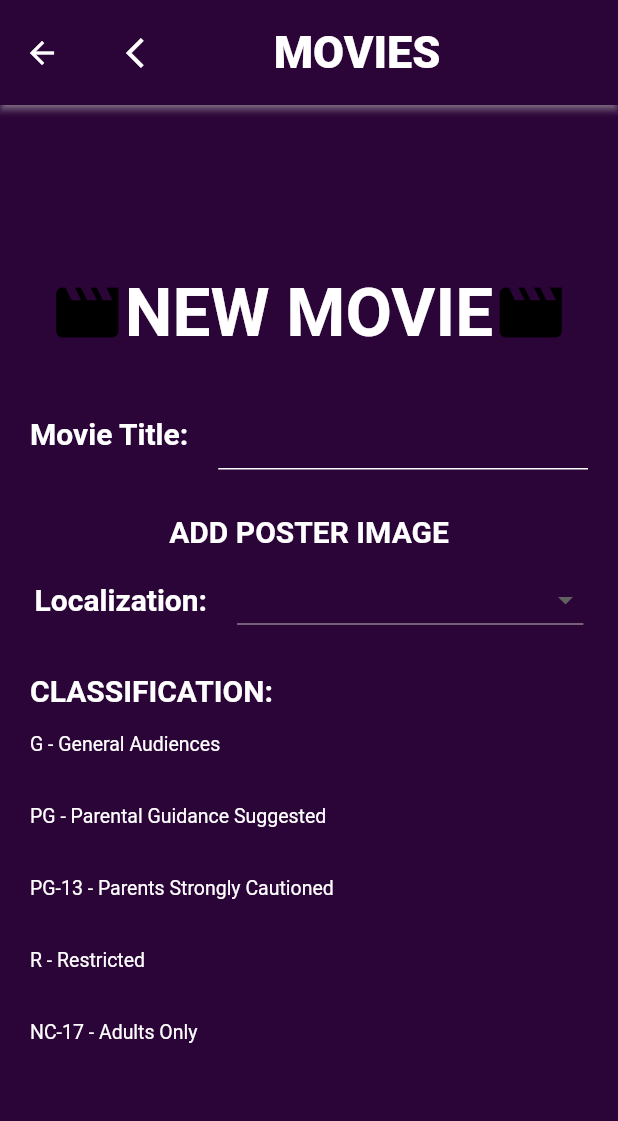
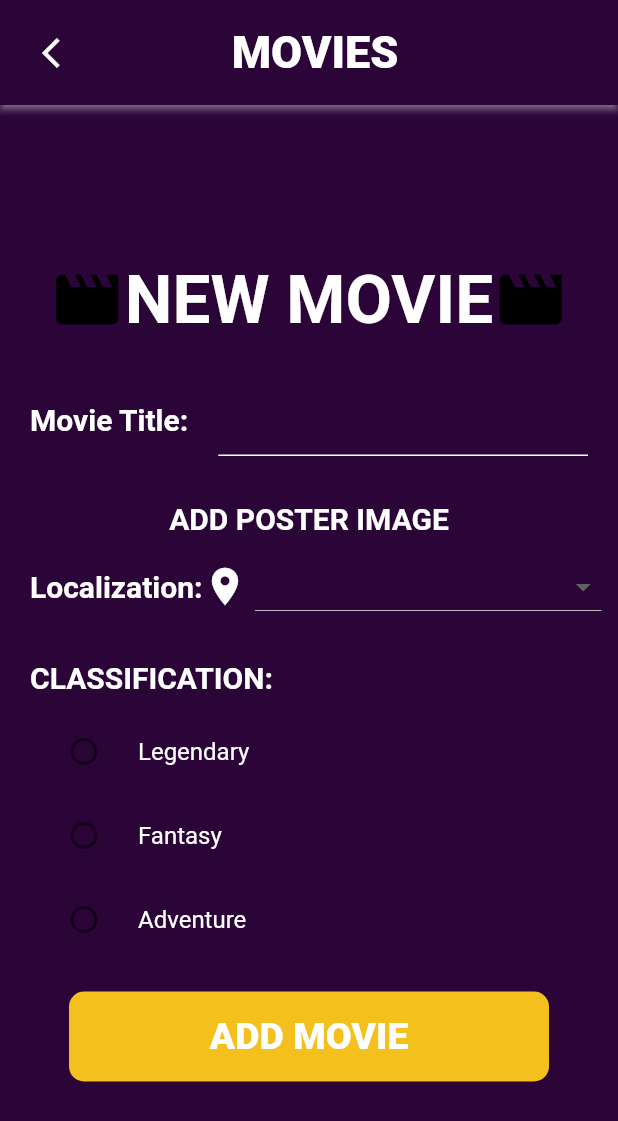
Before and after one commit to Alefig12/mbs, a Flutter app: the AddMovie screen opened directly, on a phone screen of 412 x 824 dp. Shown: the top 1121 px of the screen. Run offline on Flutter 3.47's test engine with Material 2 defaults, Android fonts, the phone set to English and light mode, and no system bars; our stand-ins replace get, google_fonts, google_nav_bar, image_picker.

Commit message:
Bullets working

```diff
--- a/lib/ui/app.dart
+++ b/lib/ui/app.dart
@@ -19,7 +19,7 @@
     return GetMaterialApp(
       title: 'MBS',
       theme: ThemeData(scaffoldBackgroundColor: Color.fromARGB(255, 43, 4, 56)),
-      home: NavPage(), // change back to login page
+      home: AddMovie(), // change back to login page
     );
   }
 }
--- a/lib/ui/pages/addmovie_page.dart
+++ b/lib/ui/pages/addmovie_page.dart
@@ -1,4 +1,7 @@
+import 'dart:io';
 import 'package:flutter/material.dart';
+import 'package:get/get.dart';
+import 'package:image_picker/image_picker.dart';
 
 class AddMovie extends StatefulWidget {
   const AddMovie({Key? key}) : super(key: key);
@@ -9,6 +12,9 @@
 
 class _AddMovieState extends State<AddMovie> {
   String? _selectedItem;
+  String? _selectedOption = '';
+
+  File? _image;
   @override
   Widget build(BuildContext context) {
     return Scaffold(
@@ -20,7 +26,9 @@
           children: [
             IconButton(
               icon: Icon(Icons.arrow_back_ios),
-              onPressed: () {},
+              onPressed: () {
+                Get.back();
+              },
             ),
             Text(
               'MOVIES',
@@ -125,7 +133,12 @@
                                   fontWeight: FontWeight.w600,
                                 ),
                               ),
-                              SizedBox(width: 20.0),
+                              Icon(
+                                Icons.location_on,
+                                size: 30.0,
+                                color: Colors.white,
+                              ),
+                              SizedBox(width: 5.0),
                               DropdownButton<String>(
                                 dropdownColor: Color.fromARGB(255, 43, 4, 56),
                                 value: _selectedItem,
@@ -165,59 +178,82 @@
                                   fontWeight: FontWeight.w600,
                                 ),
                               ),
-                              ListTile(
-                                dense: true,
-                                contentPadding: EdgeInsets.zero,
-                                title: Text(
-                                  'G - General Audiences',
-                                  style: TextStyle(
-                                    color: Colors.white,
+                              SizedBox(height: 10.0),
+                              Column(
+                                crossAxisAlignment: CrossAxisAlignment.start,
+                                children: <Widget>[
+                                  RadioListTile(
+                                    title: Text(
+                                      'Legendary',
+                                      style: TextStyle(color: Colors.white),
+                                    ),
+                                    value: 'legendary',
+                                    groupValue: _selectedOption,
+                                    onChanged: (newValue) {
+                                      setState(() {
+                                        _selectedOption = newValue as String;
+                                      });
+                                    },
+                                    activeColor: Colors.white,
                                   ),
-                                ),
-                              ),
-                              ListTile(
-                                dense: true,
-                                contentPadding: EdgeInsets.zero,
-                                title: Text(
-                                  'PG - Parental Guidance Suggested',
-                                  style: TextStyle(
-                                    color: Colors.white,
+                                  RadioListTile(
+                                    title: Text('Fantasy',
+                                        style: TextStyle(color: Colors.white)),
+                                    value: 'fantasy',
+                                    groupValue: _selectedOption,
+                                    onChanged: (newValue) {
+                                      setState(() {
+                                        _selectedOption = newValue as String;
+                                      });
+                                    },
+                                    activeColor: Colors.white,
                                   ),
-                                ),
-                              ),
-                              ListTile(
-                                dense: true,
-                                contentPadding: EdgeInsets.zero,
-                                title: Text(
-                                  'PG-13 - Parents Strongly Cautioned',
-                                  style: TextStyle(
-                                    color: Colors.white,
+                                  RadioListTile(
+                                    title: Text(
+                                      'Adventure',
+                                      style: TextStyle(color: Colors.white),
+                                    ),
+                                    value: 'adventure',
+                                    groupValue: _selectedOption,
+                                    onChanged: (newValue) {
+                                      setState(() {
+                                        _selectedOption = newValue as String;
+                                      });
+                                    },
+                                    activeColor: Colors.white,
                                   ),
-                                ),
-                              ),
-                              ListTile(
-                                dense: true,
-                                contentPadding: EdgeInsets.zero,
-                                title: Text(
-                                  'R - Restricted',
-                                  style: TextStyle(
-                                    color: Colors.white,
-                                  ),
-                                ),
-                              ),
-                              ListTile(
-                                dense: true,
-                                contentPadding: EdgeInsets.zero,
-                                title: Text(
-                                  'NC-17 - Adults Only',
-                                  style: TextStyle(
-                                    color: Colors.white,
-                                  ),
-                                ),
+                                ],
                               ),
                             ],
-                          )
+                          ),
                         ],
+                      ),
+                      SizedBox(height: 20.0),
+                      SizedBox(
+                        width: 320.0,
+                        height: 60,
+                        child: TextButton(
+                          style: ButtonStyle(
+                            foregroundColor:
+                                MaterialStateProperty.all<Color>(Colors.grey),
+                            backgroundColor: MaterialStateProperty.all<Color>(
+                                Color.fromARGB(255, 244, 192, 30)),
+                            shape: MaterialStateProperty.all<
+                                RoundedRectangleBorder>(
+                              RoundedRectangleBorder(
+                                borderRadius: BorderRadius.circular(10.0),
+                              ),
+                            ),
+                          ),
+                          onPressed: () {},
+                          child: Text(
+                            'ADD MOVIE',
+                            style: TextStyle(
+                                fontSize: 25,
+                                color: Colors.white,
+                                fontWeight: FontWeight.w900),
+                          ),
+                        ),
                       ),
                     ],
                   ),
--- a/pubspec.yaml
+++ b/pubspec.yaml
@@ -43,6 +43,7 @@
   google_fonts: ^4.0.3
   intl: ^0.17.0
   google_nav_bar: ^5.0.6
+  image_picker: ^0.8.7+4
 
 dev_dependencies:
   flutter_test:
```
Also changed, not shown: pubspec.lock.
